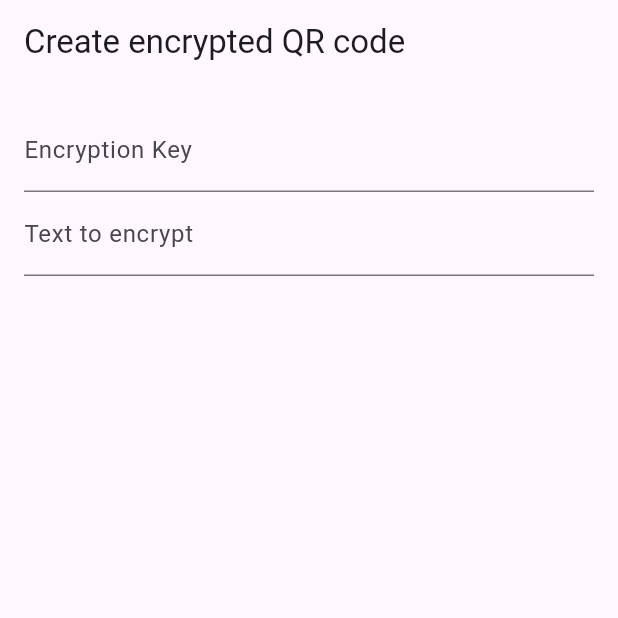
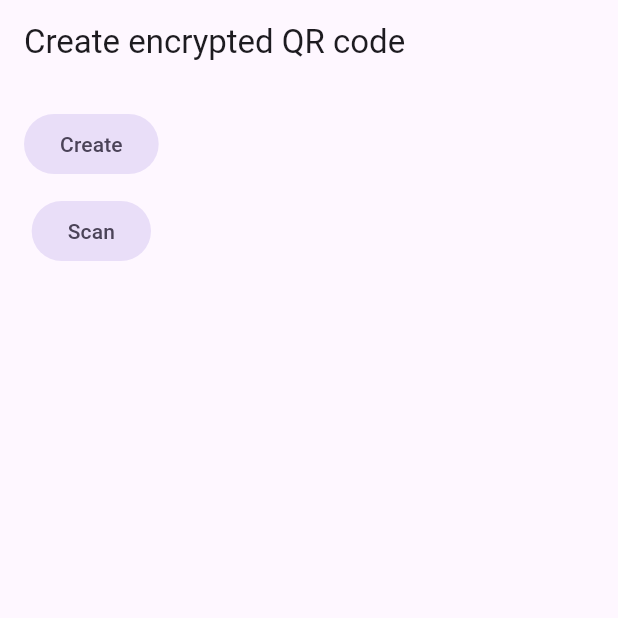
Before and after one commit to LukeNobody/Encryption_qr, a Flutter app: the screen it shows after launch, on a phone screen of 412 x 824 dp, the top half of it. Run offline on Flutter 3.47's test engine with Material 3 defaults, Android fonts, the light colour scheme and no system bars; our stand-ins replace qr_flutter; missing offline and left inert: encrypt.

Commit message:
Added home screen and navigation

```diff
--- a/lib/home.dart
+++ b/lib/home.dart
@@ -1,34 +1,24 @@
 import 'package:flutter/material.dart';
-import 'package:encrypt/encrypt.dart' as encrypt;
-import 'package:qr_flutter/qr_flutter.dart';
 
-class EncryptionScreen extends StatefulWidget {
-  const EncryptionScreen({super.key});
+import 'encryptionScreen.dart';
+
+class HomeScreen extends StatefulWidget {
+  const HomeScreen({super.key});
   @override
-  State<EncryptionScreen> createState() => _EncryptionScreenState();
+  State<HomeScreen> createState() => _HomeScreenState();
 }
 
-class _EncryptionScreenState extends State<EncryptionScreen> {
-  final TextEditingController _keyControl = TextEditingController();
-  final TextEditingController _valControl = TextEditingController();
-  String _encryptedValue = '';
+class _HomeScreenState extends State<HomeScreen> {
+  void _navToCreate() {
+    Navigator.of(context).push(
+    MaterialPageRoute(
+      builder: (context) => const EncryptionScreen(),
+    ),
+  );
+  }
 
-  void _encryptText(String val) {
-    final keyStr = _keyControl.text;
-    final valStr = _valControl.text;
+  void _navToScan() {
 
-    if (keyStr.isNotEmpty && valStr.isNotEmpty) {
-      final key = encrypt.Key.fromUtf8(keyStr.padRight(32, ' '));
-      final iv = encrypt.IV.fromLength(16);
-      final encrypter = encrypt.Encrypter(encrypt.AES(key));
-
-      final encrypted = encrypter.encrypt(valStr, iv: iv);
-
-        _encryptedValue = encrypted.base64;
-    }
-
-      setState(() {
-      });
   }
 
   @override
@@ -41,30 +31,15 @@ class _EncryptionScreenState extends State<EncryptionScreen> {
         padding: const EdgeInsets.all(16.0),
         child: Column(
           children: <Widget>[
-            TextField(
-              controller: _keyControl,
-              onChanged: _encryptText,
-              decoration: const InputDecoration(labelText: 'Encryption Key'),
+            FilledButton.tonal(
+              onPressed: _navToCreate,
+              child: const Text('Create'),
             ),
-            TextField(
-              controller: _valControl,
-              onChanged: _encryptText,
-              decoration: const InputDecoration(labelText: 'Text to encrypt'),
+            SizedBox(height: 10),
+            FilledButton.tonal(
+              onPressed: _navToScan,
+              child: const Text('Scan'),
             ),
-            //SizedBox(height: 20),
-            //ElevatedButton(onPressed:  _encryptText, child: Text('Encrypt')),
-            /* const Text('Encrypted text:'),
-            const SizedBox(
-              height: 10,
-            ),
-            SelectableText(_encryptedValue,
-                style: TextStyle(fontWeight: FontWeight.bold)), */
-            if (_keyControl.text.isNotEmpty && _valControl.text.isNotEmpty)
-              QrImageView(
-                data: _encryptedValue,
-                version: QrVersions.auto,
-                size: 200.0,
-              ),
           ],
         ),
       ),
--- a/lib/main.dart
+++ b/lib/main.dart
@@ -33,7 +33,7 @@ class MyApp extends StatelessWidget {
         colorScheme: ColorScheme.fromSeed(seedColor: Colors.deepPurple),
         useMaterial3: true,
       ),
-      home: const EncryptionScreen(),
+      home: const HomeScreen(),
     );
   }
 }
```
Also changed, not shown: lib/encryptionScreen.dart (added, +73 -0 lines).
